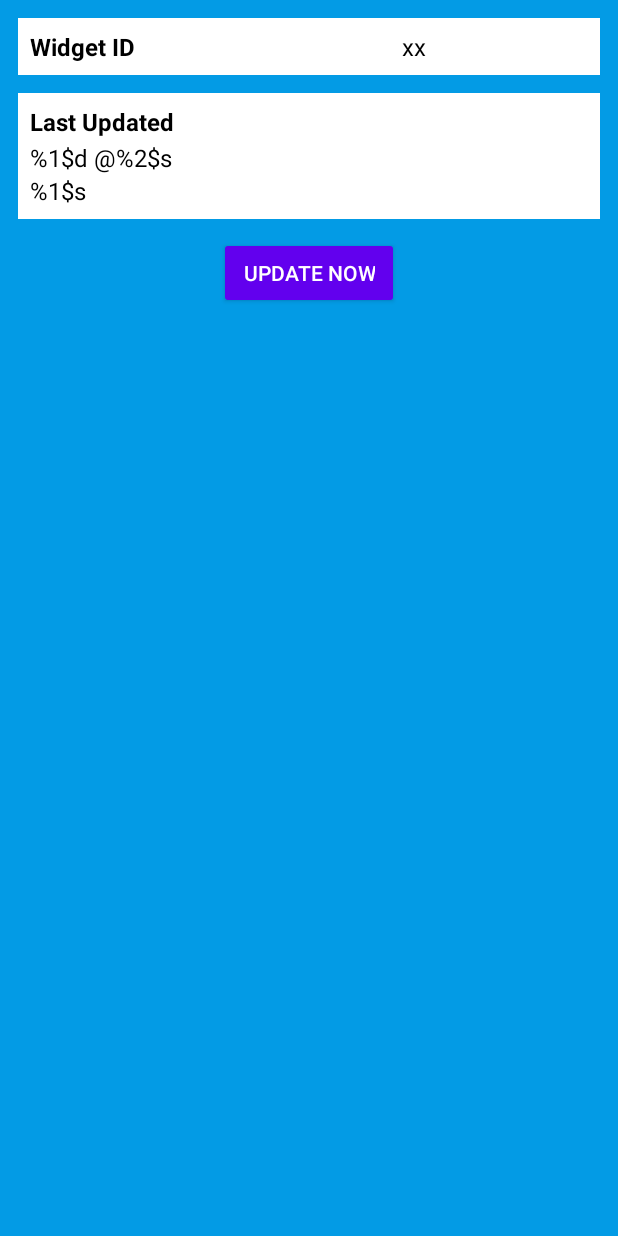
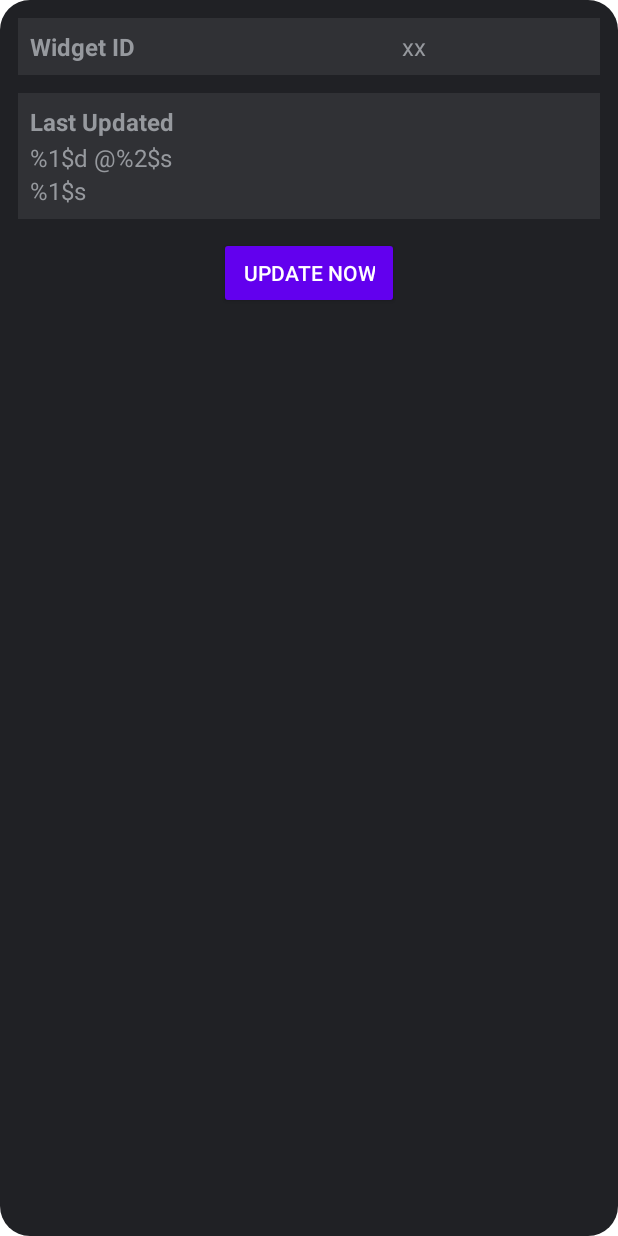
Before and after one commit to henrikusw96/AppWidget, an Android app: the layout new_app_widget.xml on its own in the app's theme, with its tools: preview values and no code run, on a phone screen of 412 x 824 dp. Run offline under Robolectric (Android 15) with nearby library versions, the phone set to English and light mode, and no system bars.

Commit message:
Change widget shape and color

```diff
--- /dev/null
+++ b/app/src/main/res/drawable/widget_shape.xml
@@ -0,0 +1,5 @@
+<?xml version="1.0" encoding="utf-8"?>
+<shape xmlns:android="http://schemas.android.com/apk/res/android">
+    <solid android:color="#202125" />
+    <corners android:radius="20dp" />
+</shape>
--- a/app/src/main/res/layout/new_app_widget.xml
+++ b/app/src/main/res/layout/new_app_widget.xml
@@ -1,7 +1,7 @@
 <RelativeLayout xmlns:android="http://schemas.android.com/apk/res/android"
     android:layout_width="match_parent"
     android:layout_height="match_parent"
-    android:background="?attr/appWidgetBackgroundColor"
+    android:background="@drawable/widget_shape"
     android:padding="@dimen/widget_margin"
     android:theme="@style/ThemeOverlay.AppWidget.AppWidgetContainer">
 
--- a/app/src/main/res/values/styles.xml
+++ b/app/src/main/res/values/styles.xml
@@ -5,7 +5,7 @@
         <item name="android:layout_marginTop">12dp</item>
         <item name="android:layout_marginLeft">12dp</item>
         <item name="android:layout_marginRight">12dp</item>
-        <item name="android:background">@android:color/white</item>
+        <item name="android:background">#303135</item>
     </style>
 
     <style name="AppWidgetLabel" parent="AppWidgetText">
@@ -13,10 +13,12 @@
     </style>
 
     <style name="AppWidgetText" parent="Base.TextAppearance.AppCompat.Subhead">
-        <item name="android:textColor">@android:color/black</item>
+        <item name="android:textColor">#96999e</item>
     </style>
 
     <style name="AppWidgetButton" parent="Base.Widget.AppCompat.Button">
         <item name="android:layout_marginTop">12dp</item>
+        <item name="background">@drawable/widget_shape</item>
+        <item name="android:colorBackground">#303135</item>
     </style>
 </resources>
```
Lines whose indentation alone changed are shown as unchanged.
